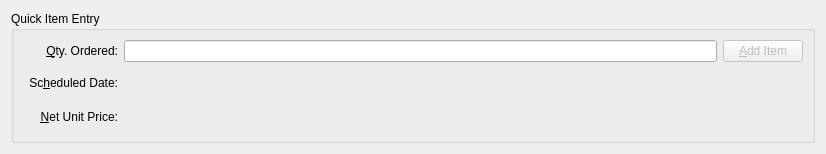
tomdatkins/xtuple, file source/distribution/foundation-database/xwd/tables/pkguiform/salesOrderAddend.ui: the form before one commit.
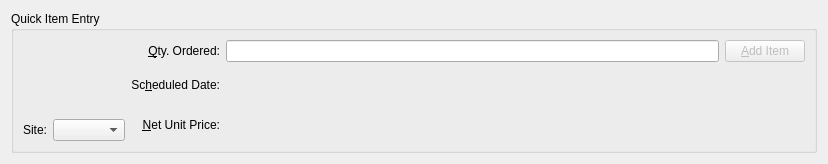
The form after the commit. Custom widgets are drawn as their Qt base class.

Commit message: Issue #24269:add site to quick item add

What changed in the file:
```diff
--- a/source/distribution/foundation-database/xwd/tables/pkguiform/salesOrderAddend.ui
+++ b/source/distribution/foundation-database/xwd/tables/pkguiform/salesOrderAddend.ui
@@ -6,8 +6,8 @@
    <rect>
     <x>0</x>
     <y>0</y>
-    <width>826</width>
-    <height>154</height>
+    <width>828</width>
+    <height>164</height>
    </rect>
   </property>
   <property name="sizePolicy">
@@ -25,9 +25,30 @@
      <property name="title">
       <string>Quick Item Entry</string>
      </property>
-     <layout class="QHBoxLayout" name="horizontalLayout">
+     <layout class="QHBoxLayout" name="horizontalLayout_3">
       <item>
-       <widget class="ItemCluster" name="_quickItem"/>
+       <layout class="QVBoxLayout" name="verticalLayout_2">
+        <item>
+         <widget class="ItemCluster" name="_quickItem"/>
+        </item>
+        <item>
+         <layout class="QHBoxLayout" name="horizontalLayout">
+          <item>
+           <widget class="QLabel" name="_quickWarehouseLit">
+            <property name="text">
+             <string>Site:</string>
+            </property>
+            <property name="alignment">
+             <set>Qt::AlignRight|Qt::AlignTrailing|Qt::AlignVCenter</set>
+            </property>
+           </widget>
+          </item>
+          <item>
+           <widget class="WComboBox" name="_quickWarehouse"/>
+          </item>
+         </layout>
+        </item>
+       </layout>
       </item>
       <item>
        <layout class="QGridLayout" name="gridLayout">
@@ -162,6 +183,16 @@
    <header>itemcluster.h</header>
    <container>1</container>
   </customwidget>
+  <customwidget>
+   <class>WComboBox</class>
+   <extends>XComboBox</extends>
+   <header>wcombobox.h</header>
+  </customwidget>
+  <customwidget>
+   <class>XComboBox</class>
+   <extends>QComboBox</extends>
+   <header>xcombobox.h</header>
+  </customwidget>
   <customwidget>
    <class>XLineEdit</class>
    <extends>QLineEdit</extends>
```
The commit also changes 1 other file.
